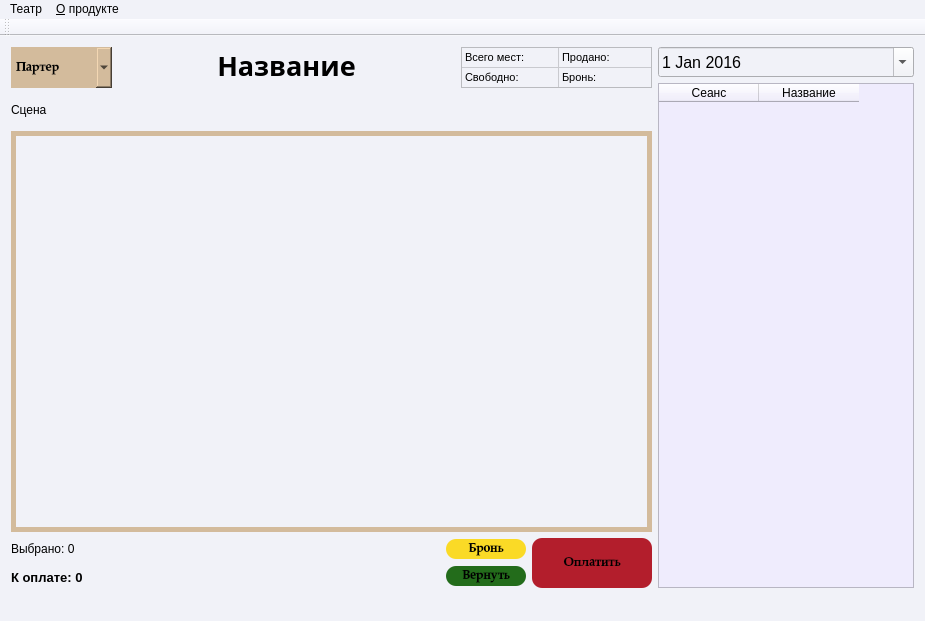
First picture: the form in VTeatre/mainwindow.ui, repository sashaserg/Cursovaya, before the edit.
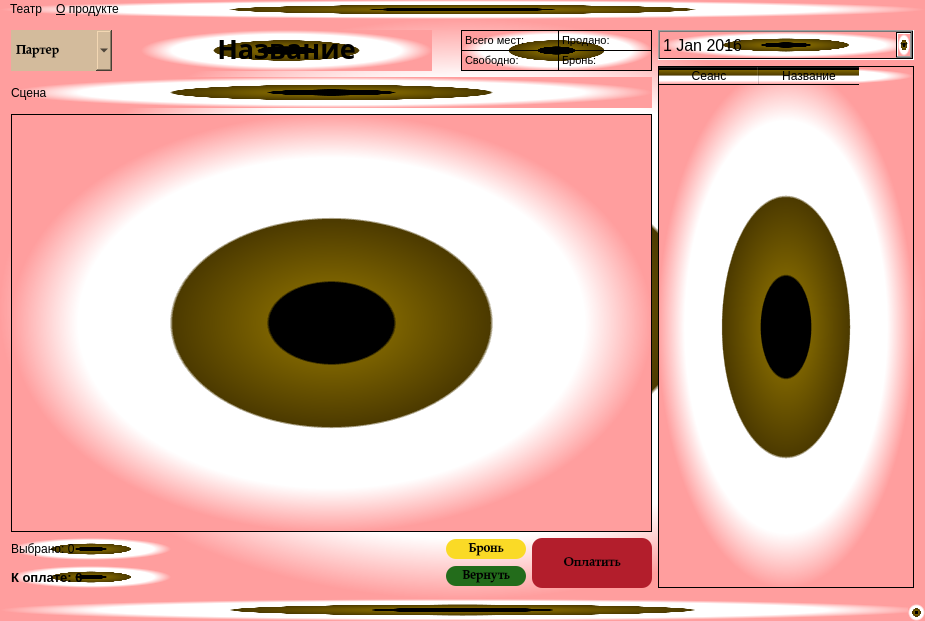
Second picture: the form after the edit. Icons and pictures are not drawn.

Patch:
```diff
--- a/VTeatre/mainwindow.ui
+++ b/VTeatre/mainwindow.ui
@@ -7,7 +7,7 @@
     <x>0</x>
     <y>0</y>
     <width>925</width>
-    <height>620</height>
+    <height>621</height>
    </rect>
   </property>
   <property name="acceptDrops">
@@ -18,7 +18,8 @@
   </property>
   <property name="styleSheet">
    <string notr="true">background-color: #f1f2f8;
-</string>
+background-color: #dde2e3;
+background-color: qradialgradient(spread:pad, cx:0.5, cy:0.5, radius:0.5, fx:0.5, fy:0.5, stop:0 rgba(0, 0, 0, 255), stop:0.19397 rgba(0, 0, 0, 255), stop:0.202312 rgba(122, 97, 0, 255), stop:0.495514 rgba(76, 58, 0, 255), stop:0.504819 rgba(255, 255, 255, 255), stop:0.79 rgba(255, 255, 255, 255), stop:1 rgba(255, 158, 158, 255));</string>
   </property>
   <widget class="QWidget" name="centralWidget">
    <layout class="QGridLayout" name="gridLayout_2">
@@ -268,7 +269,9 @@
            <enum>Qt::CustomContextMenu</enum>
           </property>
           <property name="styleSheet">
-           <string notr="true">background-color:rgb(239, 236, 253);</string>
+           <string notr="true">background-color: #e5efe9;
+background-color: #dde2e3;
+background-color: qradialgradient(spread:pad, cx:0.5, cy:0.5, radius:0.5, fx:0.5, fy:0.5, stop:0 rgba(0, 0, 0, 255), stop:0.19397 rgba(0, 0, 0, 255), stop:0.202312 rgba(122, 97, 0, 255), stop:0.495514 rgba(76, 58, 0, 255), stop:0.504819 rgba(255, 255, 255, 255), stop:0.79 rgba(255, 255, 255, 255), stop:1 rgba(255, 158, 158, 255));</string>
           </property>
           <column>
            <property name="text">
@@ -328,13 +331,7 @@
          <bool>false</bool>
         </property>
         <property name="styleSheet">
-         <string notr="true">border-style: solid;
-border-width: 5px;
-border-radius: 1px;		
-border-color: #d3bb9c;
-
-
-					</string>
+         <string notr="true"/>
         </property>
         <property name="verticalScrollBarPolicy">
          <enum>Qt::ScrollBarAlwaysOff</enum>
@@ -361,7 +358,7 @@
          <bool>false</bool>
         </attribute>
         <attribute name="verticalHeaderVisible">
-         <bool>false</bool>
+         <bool>true</bool>
         </attribute>
         <attribute name="verticalHeaderCascadingSectionResizes">
          <bool>false</bool>
@@ -574,13 +571,16 @@
    <addaction name="menu_5"/>
    <addaction name="menu"/>
   </widget>
-  <widget class="QToolBar" name="mainToolBar">
-   <attribute name="toolBarArea">
-    <enum>TopToolBarArea</enum>
-   </attribute>
-   <attribute name="toolBarBreak">
+  <widget class="QStatusBar" name="statusBar">
+   <property name="enabled">
+    <bool>true</bool>
+   </property>
+   <property name="autoFillBackground">
     <bool>false</bool>
-   </attribute>
+   </property>
+   <property name="sizeGripEnabled">
+    <bool>true</bool>
+   </property>
   </widget>
   <widget class="QStatusBar" name="statusBar"/>
   <action name="informationAbout">
```
Left out of the diff: 9 changed lines with no effect on the pictures.
